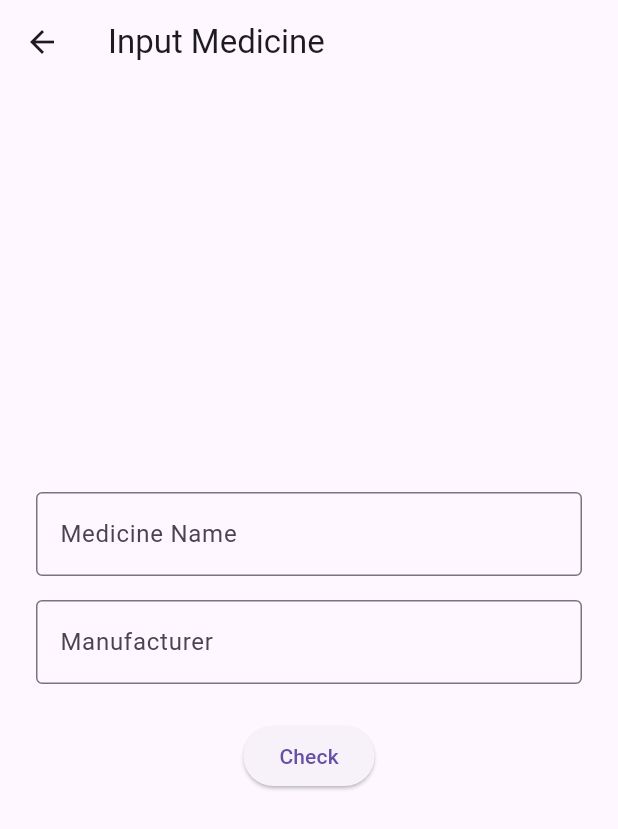
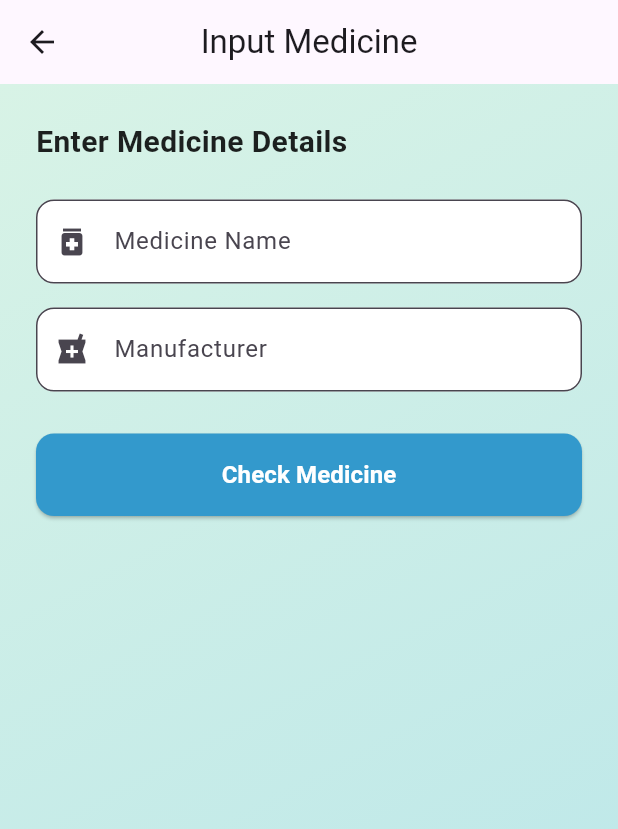
Before and after one commit to yssaarong/SE-QRx, a Flutter app: the InputMedicineScreen screen opened directly, on a phone screen of 412 x 824 dp. Shown: the top 829 px of the screen. Run offline on Flutter 3.47's test engine with Material 3 defaults, Android fonts, the phone set to English and light mode, and no system bars; missing offline and left inert: mobile_scanner.

Commit message:
Updated the UI for Input Medicine Screen

```diff
--- a/qrx_app/lib/input_medicine_screen.dart
+++ b/qrx_app/lib/input_medicine_screen.dart
@@ -1,4 +1,5 @@
 import 'package:flutter/material.dart';
+import 'medicine_database.dart';
 
 class InputMedicineScreen extends StatefulWidget {
   const InputMedicineScreen({Key? key}) : super(key: key);
@@ -11,69 +12,221 @@ class _InputMedicineScreenState extends State<InputMedicineScreen> {
   final TextEditingController _manufacturerController = TextEditingController();
   bool _submitted = false;
   bool _isSafe = false;
-
-  // Example data
-  final String safeMedicine = "Paracetamol";
-  final String safeManufacturer = "Acme Pharma";
+  String _statusMessage = "";
+  String _medicineStatus = "";
 
   void _validateMedicine() {
     setState(() {
       _submitted = true;
-      if (_medicineController.text.trim() == safeMedicine &&
-          _manufacturerController.text.trim() == safeManufacturer) {
-        _isSafe = true;
-      } else {
+      String inputMedicine = _medicineController.text.trim();
+      String inputManufacturer = _manufacturerController.text.trim();
+
+      if (inputMedicine.isEmpty || inputManufacturer.isEmpty) {
         _isSafe = false;
+        _medicineStatus = "Not Found";
+        _statusMessage = "Please fill in all fields";
+        return;
+      }
+
+      bool found = false;
+      for (var med in medicineDatabase) {
+        if (med['name']!.toLowerCase() == inputMedicine.toLowerCase() &&
+            med['manufacturer']!.toLowerCase() == inputManufacturer.toLowerCase()) {
+          found = true;
+          _statusMessage = med['status']!;
+          _medicineStatus = med['status']!;
+          _isSafe = med['status'] == 'Safe';
+          break;
+        }
+      }
+
+      if (!found) {
+        _isSafe = false;
+        _medicineStatus = "Not Found";
+        _statusMessage = "Medicine NOT found in database";
       }
     });
+  }
+
+  Color _getStatusColor() {
+    switch (_medicineStatus) {
+      case 'Safe':
+        return Colors.green;
+      case 'Counterfeit':
+        return Colors.red;
+      case 'Expired':
+        return Colors.orange;
+      default:
+        return Colors.grey;
+    }
+  }
+
+  IconData _getStatusIcon() {
+    switch (_medicineStatus) {
+      case 'Safe':
+        return Icons.check_circle;
+      case 'Counterfeit':
+        return Icons.warning;
+      case 'Expired':
+        return Icons.schedule;
+      default:
+        return Icons.help;
+    }
   }
 
   @override
   Widget build(BuildContext context) {
     return Scaffold(
-      appBar: AppBar(title: const Text('Input Medicine')),
-      body: Padding(
+      appBar: AppBar(
+        title: const Text('Input Medicine'),
+        centerTitle: true,
+        elevation: 0,
+      ),
+      body: Container(
+        decoration: const BoxDecoration(
+          gradient: LinearGradient(
+            colors: [Color(0xFFD8F3E6), Color(0xFFB7E5EA)],
+            begin: Alignment.topLeft,
+            end: Alignment.bottomRight,
+          ),
+        ),
+        child: SafeArea(
+          child: ListView(
             padding: const EdgeInsets.all(24.0),
-        child: Column(
-          mainAxisAlignment: MainAxisAlignment.center,
             children: [
+              Text(
+                "Enter Medicine Details",
+                style: TextStyle(
+                  fontSize: 20,
+                  fontWeight: FontWeight.bold,
+                  color: Colors.black87,
+                ),
+              ),
+              const SizedBox(height: 24),
               TextField(
                 controller: _medicineController,
-              decoration: const InputDecoration(
+                decoration: InputDecoration(
                   labelText: 'Medicine Name',
-                border: OutlineInputBorder(),
+                  hintText: 'e.g., Paracetamol',
+                  border: OutlineInputBorder(
+                    borderRadius: BorderRadius.circular(12),
+                  ),
+                  prefixIcon: Icon(Icons.medication),
+                  filled: true,
+                  fillColor: Colors.white,
                 ),
               ),
               const SizedBox(height: 16),
               TextField(
                 controller: _manufacturerController,
-              decoration: const InputDecoration(
+                decoration: InputDecoration(
                   labelText: 'Manufacturer',
-                border: OutlineInputBorder(),
+                  hintText: 'e.g., PharmaOne',
+                  border: OutlineInputBorder(
+                    borderRadius: BorderRadius.circular(12),
+                  ),
+                  prefixIcon: Icon(Icons.local_pharmacy),
+                  filled: true,
+                  fillColor: Colors.white,
                 ),
               ),
-            const SizedBox(height: 24),
-            ElevatedButton(
+              const SizedBox(height: 28),
+              SizedBox(
+                width: double.infinity,
+                child: ElevatedButton(
                   onPressed: _validateMedicine,
-              child: const Text('Check'),
+                  style: ElevatedButton.styleFrom(
+                    backgroundColor: Color(0xFF3399CC),
+                    padding: const EdgeInsets.symmetric(vertical: 16),
+                    shape: RoundedRectangleBorder(
+                      borderRadius: BorderRadius.circular(12),
                     ),
-            const SizedBox(height: 24),
-            _submitted
-                ? _isSafe
-                    ? Column(
+                  ),
+                  child: const Text(
+                    'Check Medicine',
+                    style: TextStyle(
+                      fontSize: 16,
+                      fontWeight: FontWeight.bold,
+                      color: Colors.white,
+                    ),
+                  ),
+                ),
+              ),
+              const SizedBox(height: 32),
+              if (_submitted)
+                Container(
+                  decoration: BoxDecoration(
+                    color: Colors.white,
+                    borderRadius: BorderRadius.circular(16),
+                    border: Border.all(color: _getStatusColor(), width: 2),
+                  ),
+                  padding: const EdgeInsets.all(24),
+                  child: Column(
                     children: [
-                          const Icon(Icons.check_circle, color: Colors.green, size: 48),
-                          const Text("Medicine is SAFE!", style: TextStyle(fontWeight: FontWeight.bold)),
+                      Icon(
+                        _getStatusIcon(),
+                        size: 64,
+                        color: _getStatusColor(),
+                      ),
+                      const SizedBox(height: 16),
+                      Text(
+                        _medicineStatus,
+                        style: TextStyle(
+                          fontSize: 24,
+                          fontWeight: FontWeight.bold,
+                          color: _getStatusColor(),
+                        ),
+                      ),
+                      const SizedBox(height: 8),
+                      Text(
+                        _statusMessage,
+                        style: TextStyle(
+                          fontSize: 14,
+                          color: Colors.black54,
+                        ),
+                        textAlign: TextAlign.center,
+                      ),
+                      const SizedBox(height: 16),
+                      if (_isSafe)
+                        Container(
+                          decoration: BoxDecoration(
+                            color: Colors.green.withOpacity(0.1),
+                            borderRadius: BorderRadius.circular(8),
+                            border: Border.all(color: Colors.green),
+                          ),
+                          padding: const EdgeInsets.all(12),
+                          child: Column(
+                            crossAxisAlignment: CrossAxisAlignment.start,
+                            children: [
+                              Text(
+                                "Medicine Info",
+                                style: TextStyle(
+                                  fontSize: 12,
+                                  fontWeight: FontWeight.bold,
+                                  color: Colors.green,
+                                ),
+                              ),
+                              const SizedBox(height: 8),
+                              Text(
+                                "Name: ${_medicineController.text}",
+                                style: TextStyle(fontSize: 12),
+                              ),
+                              Text(
+                                "Manufacturer: ${_manufacturerController.text}",
+                                style: TextStyle(fontSize: 12),
+                              ),
+                              Text(
+                                "Status: Verified & Safe to Use",
+                                style: TextStyle(fontSize: 12, color: Colors.green, fontWeight: FontWeight.bold),
+                              ),
                             ],
-                      )
-                    : Column(
-                        children: [
-                          const Icon(Icons.cancel, color: Colors.red, size: 48),
-                          const Text("Medicine NOT found or NOT safe.", style: TextStyle(fontWeight: FontWeight.bold)),
+                          ),
+                        ),
                     ],
-                      )
-                : Container(),
+                  ),
+                ),
             ],
+          ),
         ),
       ),
     );
```
Lines whose indentation alone changed are shown as unchanged.
